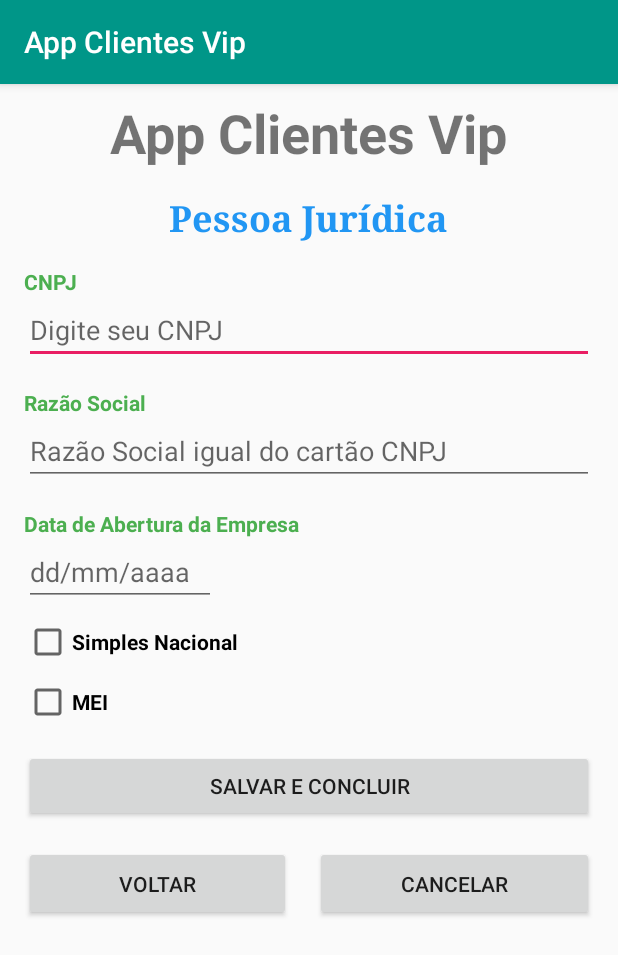
After one commit to bycrr/AppClienteVip-v1, an Android app: the ClientePessoaJuridicaActivity screen opened directly, with no data from a screen before it, on a phone screen of 412 x 824 dp. The commit adds this screen. Shown: the top 955 px of the screen. Run offline under Robolectric (Android 15) with nearby library versions, the phone set to English and light mode, and no system bars.

Commit message:
muitas telas criadas

```diff
--- a/app/src/main/AndroidManifest.xml
+++ b/app/src/main/AndroidManifest.xml
@@ -9,7 +9,10 @@
     android:roundIcon="@mipmap/ic_launcher_round"
     android:supportsRtl="true"
     android:theme="@style/AppTheme">
-        <activity android:name=".view.LoginActivity"></activity>
+    <activity android:name=".view.ClientePessoaJuridicaActivity"></activity>
+    <activity android:name=".view.ClientePessoaFisicaActivity" />
+    <activity android:name=".view.ClienteVipActivity" />
+    <activity android:name=".view.LoginActivity" />
     <activity android:name=".view.MainActivity" />
     <activity android:name=".view.CadastroUsuarioActivity" />
     <activity android:name=".view.SplashActivity">
--- /dev/null
+++ b/app/src/main/java/br/com/bycrr/v1/appclientevip/view/ClientePessoaJuridicaActivity.java
@@ -0,0 +1,23 @@
+package br.com.bycrr.v1.appclientevip.view;
+
+import androidx.appcompat.app.AppCompatActivity;
+
+import android.os.Bundle;
+import android.view.View;
+
+import br.com.bycrr.v1.appclientevip.R;
+
+public class ClientePessoaJuridicaActivity extends AppCompatActivity {
+
+  @Override
+  protected void onCreate(Bundle savedInstanceState) {
+    super.onCreate(savedInstanceState);
+    setContentView(R.layout.activity_cliente_pessoa_juridica);
+  }
+
+  public void simplesNacional(View view) {
+  }
+
+  public void MEI(View view) {
+  }
+}
--- /dev/null
+++ b/app/src/main/res/layout/activity_cliente_pessoa_juridica.xml
@@ -0,0 +1,151 @@
+<?xml version="1.0" encoding="utf-8"?>
+<androidx.appcompat.widget.LinearLayoutCompat xmlns:android="http://schemas.android.com/apk/res/android"
+  xmlns:app="http://schemas.android.com/apk/res-auto"
+  xmlns:tools="http://schemas.android.com/tools"
+  android:layout_width="match_parent"
+  android:layout_height="match_parent"
+  android:orientation="vertical"
+  tools:context=".view.ClientePessoaJuridicaActivity">
+
+  <TextView
+    android:id="@+id/txtAppName"
+    android:layout_width="wrap_content"
+    android:layout_height="wrap_content"
+    android:layout_gravity="center_horizontal"
+    android:layout_margin="8dp"
+    android:text="@string/app_name"
+    android:textSize="36dp"
+    android:textStyle="bold" />
+
+  <TextView
+    android:id="@+id/txtPessoaJuridica"
+    android:layout_width="wrap_content"
+    android:layout_height="wrap_content"
+    android:layout_gravity="center_horizontal"
+    android:layout_margin="8dp"
+    android:fontFamily="serif"
+    android:text="@string/txtPessoaJuridica"
+    android:textColor="@color/colorAzul"
+    android:textSize="24dp"
+    android:textStyle="bold" />
+
+  <TextView
+    android:id="@+id/txtCNPJ"
+    android:layout_width="wrap_content"
+    android:layout_height="wrap_content"
+    android:layout_marginLeft="16dp"
+    android:layout_marginTop="8dp"
+    android:text="@string/txtCNPJ"
+    android:textColor="@color/colorVerde"
+    android:textStyle="bold" />
+
+  <EditText
+    android:id="@+id/editCNPJ"
+    android:layout_width="match_parent"
+    android:layout_height="wrap_content"
+    android:layout_marginLeft="16dp"
+    android:layout_marginRight="16dp"
+    android:ems="10"
+    android:hint="@string/txtHintCNPJ" />
+
+  <TextView
+    android:id="@+id/txtRazaoSocial"
+    android:layout_width="wrap_content"
+    android:layout_height="wrap_content"
+    android:layout_marginLeft="16dp"
+    android:layout_marginTop="16dp"
+    android:text="@string/txtRazaoSocial"
+    android:textColor="@color/colorVerde"
+    android:textStyle="bold" />
+
+  <EditText
+    android:id="@+id/editRazaoSocial"
+    android:layout_width="match_parent"
+    android:layout_height="wrap_content"
+    android:layout_marginLeft="16dp"
+    android:layout_marginRight="16dp"
+    android:ems="10"
+    android:hint="@string/txtHintRazaoSocial" />
+
+  <TextView
+    android:id="@+id/txtDataAberturaEmpresa"
+    android:layout_width="wrap_content"
+    android:layout_height="wrap_content"
+    android:layout_marginLeft="16dp"
+    android:layout_marginTop="16dp"
+    android:text="@string/txtDataAberturaEmpresa"
+    android:textColor="@color/colorVerde"
+    android:textStyle="bold" />
+
+  <EditText
+    android:id="@+id/editDataAberturaEmpresa"
+    android:layout_width="wrap_content"
+    android:layout_height="wrap_content"
+    android:layout_marginLeft="16dp"
+    android:layout_marginRight="16dp"
+    android:ems="6"
+    android:hint="@string/txtHintDataAberturaEmpresa"
+    android:inputType="date" />
+
+  <CheckBox
+    android:id="@+id/ckSimplesNacional"
+    android:layout_width="match_parent"
+    android:layout_height="wrap_content"
+    android:layout_marginLeft="16dp"
+    android:layout_marginTop="8dp"
+    android:layout_marginRight="16dp"
+    android:onClick="simplesNacional"
+    android:text="@string/txtSimplesNacional"
+    android:textStyle="bold" />
+
+  <CheckBox
+    android:id="@+id/ckMEI"
+    android:layout_width="match_parent"
+    android:layout_height="wrap_content"
+    android:layout_marginLeft="16dp"
+    android:layout_marginTop="8dp"
+    android:layout_marginRight="16dp"
+    android:onClick="MEI"
+    android:text="@string/txtMEI"
+    android:textStyle="bold" />
+
+  <Button
+    android:id="@+id/btnSalvarConcluir"
+    android:layout_width="match_parent"
+    android:layout_height="wrap_content"
+    android:layout_marginLeft="16dp"
+    android:layout_marginTop="16dp"
+    android:layout_marginRight="16dp"
+    android:text="@string/btnSalvarConcluir" />
+
+  <androidx.appcompat.widget.LinearLayoutCompat
+    android:layout_width="match_parent"
+    android:layout_height="wrap_content"
+    android:layout_alignParentBottom="true"
+    android:layout_centerHorizontal="true"
+    android:layout_margin="16dp"
+    android:orientation="horizontal">
+
+    <Button
+      android:id="@+id/btnVoltar"
+      android:layout_width="wrap_content"
+      android:layout_height="50dp"
+      android:layout_gravity="center_horizontal"
+      android:layout_marginTop="8dp"
+      android:layout_marginRight="8dp"
+      android:layout_weight="1"
+      android:text="@string/btnVoltar" />
+
+    <Button
+      android:id="@+id/btnCancelar"
+      android:layout_width="wrap_content"
+      android:layout_height="50dp"
+      android:layout_gravity="center_horizontal"
+      android:layout_marginLeft="8dp"
+      android:layout_marginTop="8dp"
+      android:layout_weight="1"
+      android:text="@string/btnCancelar" />
+
+  </androidx.appcompat.widget.LinearLayoutCompat>
+
+</androidx.appcompat.widget.LinearLayoutCompat>
--- a/app/src/main/res/values/strings.xml
+++ b/app/src/main/res/values/strings.xml
@@ -1,5 +1,5 @@
 <resources>
-  <string name="app_name">App ClienteVip V1</string>
+  <string name="app_name">App Clientes Vip</string>
   <string name="txt_titulo">Aplicativo do Claudio</string>
   <string name="txtDataAtual">03/01/2020</string>
   <string name="txtHoraAtual">12:43:00</string>
@@ -25,4 +25,27 @@
   <string name="btnAcessar">Acessar</string>
   <string name="btnSejaVip">Seja Vip</string>
   <string name="txtVersaoApp">Versão V1.0</string>
+
+  <!-- Tela novo cliente vip -->
+  <string name="txtNovoVip">Novo Vip</string>
+  <string name="txtPrimeiroNome">Primeiro Nome</string>
+  <string name="txtSobrenome">Sobrenome</string>
+  <string name="txtHintSobrenome">Digite seu sobrenome...</string>
+  <string name="txtPessoaFisica">Pessoa FÍsica</string>
+  <string name="btnSalvarContinuar">SALVAR E CONTINUAR</string>
+  <string name="btnCancelar">CANCELAR</string>
+  <string name="txtCPF">CPF</string>
+  <string name="txtHintCPF">Digite seu CPF...</string>
+  <string name="txtNomeCompleto">Nome Completo</string>
+  <string name="txtHintNomeCompleto">Nome completo igual do CPF</string>
+  <string name="btnSalvarConcluir">SALVAR E CONCLUIR</string>
+  <string name="txtPessoaJuridica">Pessoa Jurídica</string>
+  <string name="txtCNPJ">CNPJ</string>
+  <string name="txtHintCNPJ">Digite seu CNPJ</string>
+  <string name="txtRazaoSocial">Razão Social</string>
+  <string name="txtHintRazaoSocial">Razão Social igual do cartão CNPJ</string>
+  <string name="txtDataAberturaEmpresa">Data de Abertura da Empresa</string>
+  <string name="txtHintDataAberturaEmpresa">dd/mm/aaaa</string>
+  <string name="txtSimplesNacional">Simples Nacional</string>
+  <string name="txtMEI">MEI</string>
 </resources>
```
Also changed, not shown: app/src/main/java/br/com/bycrr/v1/appclientevip/controller/ClienteController.java (+14 -3 lines), app/src/main/java/br/com/bycrr/v1/appclientevip/view/ClientePessoaFisicaActivity.java (added, +16 -0 lines), app/src/main/java/br/com/bycrr/v1/appclientevip/view/ClienteVipActivity.java (added, +102 -0 lines), app/src/main/java/br/com/bycrr/v1/appclientevip/view/LoginActivity.java (+30 -3 lines), app/src/main/java/br/com/bycrr/v1/appclientevip/view/SplashActivity.java (+4 -4 lines), app/src/main/res/layout/activity_cliente_pessoa_fisica.xml (added, +109 -0 lines), app/src/main/res/layout/activity_cliente_vip.xml (added, +100 -0 lines). Lines whose indentation alone changed are shown as unchanged.
